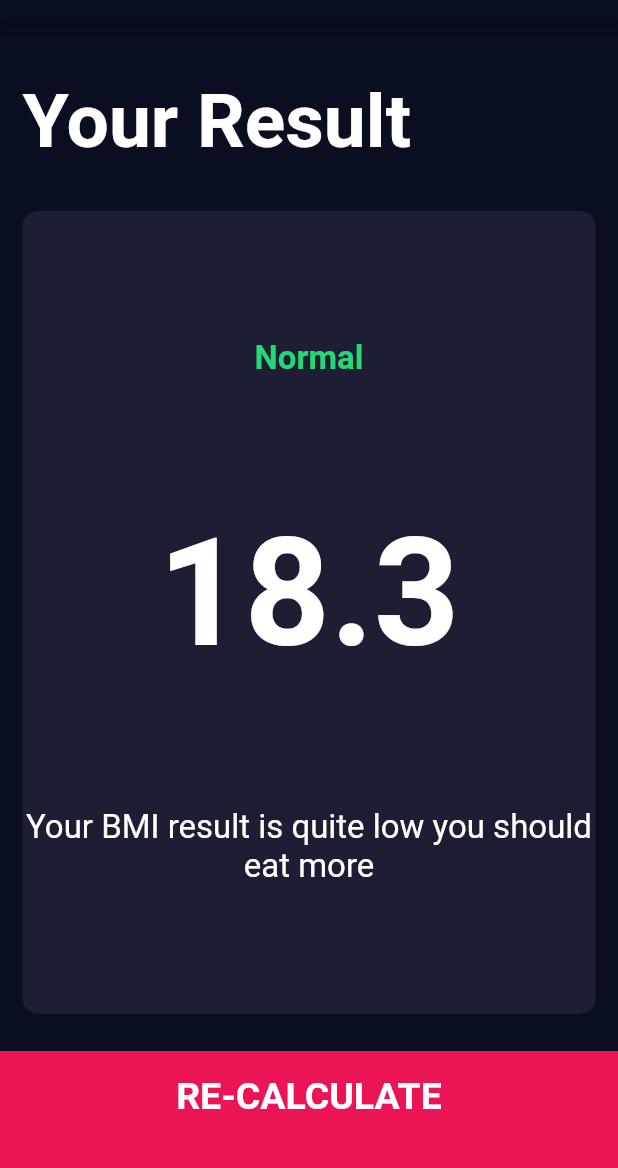
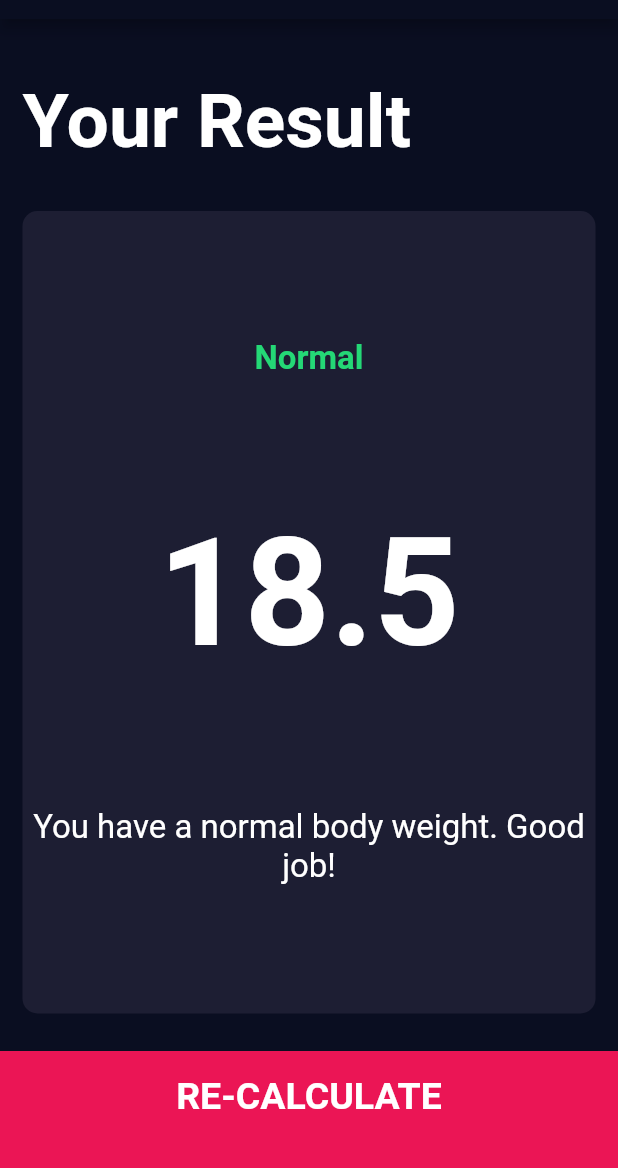
Before and after one commit to BasakK6/bmi_calculator_flutter, a Flutter app: the screen it shows after launch, after a tap on "CALCULATE", on a phone screen of 412 x 824 dp, the part 65-1233 px from its top. Run offline on Flutter 3.47's test engine with Material 2 defaults, Android fonts, the phone set to English and light mode, and no system bars; our stand-ins replace font_awesome_flutter.

Commit message:
feature: added BMI calculator functionality

```diff
--- /dev/null
+++ b/lib/calculator_brain.dar.dart
@@ -0,0 +1,49 @@
+import 'dart:math';
+
+class CalculatorBrain{
+  final int height;
+  final int weight;
+  double? _bmi;
+
+  CalculatorBrain({required this.height, required this.weight});
+
+  String calculateBMI(){
+    _bmi = weight/ pow(height/100, 2);
+    // return a single decimal value
+    return _bmi?.toStringAsFixed(1) ?? "";
+  }
+
+  String getResult(){
+    if(_bmi != null){
+      if(_bmi! >= 25){
+        return "Overweight";
+      }
+      else if(_bmi! > 18.5){
+        return "Normal";
+      }
+      else{
+        return "Underweight";
+      }
+    }
+    else{
+      return "";
+    }
+  }
+
+  String getInterpretation(){
+    if(_bmi != null){
+      if(_bmi! >= 25){
+        return "You have a higher than normal body weight. Try to exercise more.";
+      }
+      else if(_bmi! > 18.5){
+        return "You have a normal body weight. Good job!";
+      }
+      else{
+        return "You have a lower than normal body weight. You can eat a bit more.";
+      }
+    }
+    else{
+      return "";
+    }
+  }
+}
--- a/lib/screens/input_page.dart
+++ b/lib/screens/input_page.dart
@@ -1,3 +1,4 @@
+import 'package:bmi_calculator_flutter/calculator_brain.dar.dart';
 import 'package:bmi_calculator_flutter/components/bottom_button.dart';
 import 'package:bmi_calculator_flutter/screens/results_page.dart';
 import 'package:bmi_calculator_flutter/components/reusable_card.dart';
@@ -215,10 +216,19 @@ class _InputPageState extends State<InputPage> {
           ),
           BottomButton(
             onTap: () {
+              CalculatorBrain calculatorBrain = CalculatorBrain(
+                height: height,
+                weight: weight,
+              );
+
               Navigator.push(
                 context,
                 MaterialPageRoute(
-                  builder: (context) => const ResultsPage(),
+                  builder: (context) => ResultsPage(
+                    bmiResult: calculatorBrain.calculateBMI(),
+                    resultText: calculatorBrain.getResult(),
+                    interpretation: calculatorBrain.getInterpretation(),
+                  ),
                 ),
               );
             },
--- a/lib/screens/results_page.dart
+++ b/lib/screens/results_page.dart
@@ -5,7 +5,16 @@ import 'package:flutter/material.dart';
 import 'package:bmi_calculator_flutter/components/bottom_button.dart';
 
 class ResultsPage extends StatelessWidget {
-  const ResultsPage({Key? key}) : super(key: key);
+  const ResultsPage(
+      {Key? key,
+      required this.bmiResult,
+      required this.resultText,
+      required this.interpretation})
+      : super(key: key);
+
+  final String bmiResult;
+  final String resultText;
+  final String interpretation;
 
   @override
   Widget build(BuildContext context) {
@@ -34,17 +43,17 @@ class ResultsPage extends StatelessWidget {
               cardChild: Column(
                 mainAxisAlignment: MainAxisAlignment.spaceEvenly,
                 crossAxisAlignment: CrossAxisAlignment.center,
-                children: const [
+                children: [
                   Text(
-                    "Normal",
+                    resultText,
                     style: kResultTextStyle,
                   ),
                   Text(
-                    "18.3",
+                    bmiResult,
                     style: kBMITextStyle,
                   ),
                   Text(
-                    "Your BMI result is quite low you should eat more",
+                    interpretation,
                     textAlign: TextAlign.center,
                     style: kBodyTextStyle,
                   ),
```
